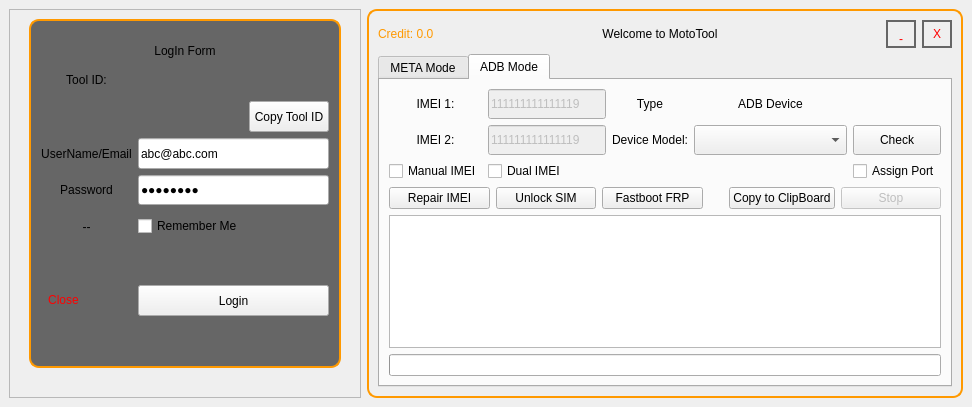
Old version of the form mainwindow.ui in the repository Mubshr07/MotoTool_MTK.
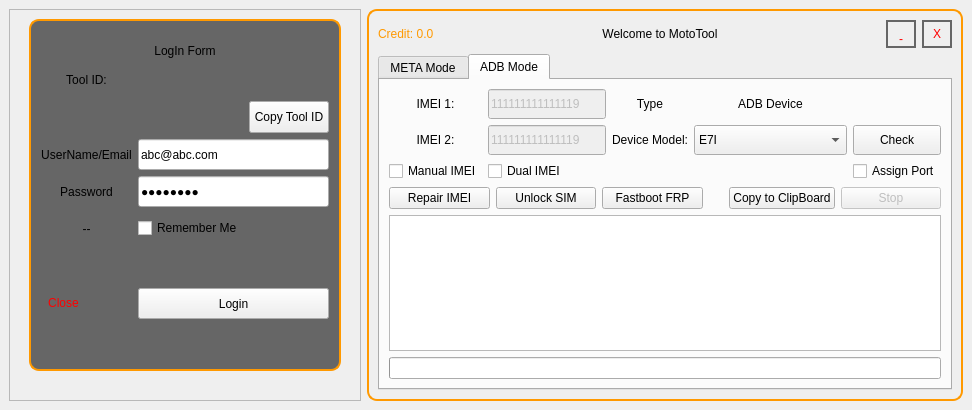
New version of the form. Icons and pictures are not drawn.

The edit to the form file:
```diff
--- a/mainwindow.ui
+++ b/mainwindow.ui
@@ -7,7 +7,7 @@
     <x>0</x>
     <y>0</y>
     <width>972</width>
-    <height>407</height>
+    <height>410</height>
    </rect>
   </property>
   <property name="maximumSize">
@@ -2953,6 +2953,9 @@
                <property name="mouseTracking">
                 <bool>false</bool>
                </property>
+               <property name="currentIndex">
+                <number>2</number>
+               </property>
                <item>
                 <property name="text">
                  <string/>
```
Left out of the diff: 10 changed lines with no effect on the pictures.
